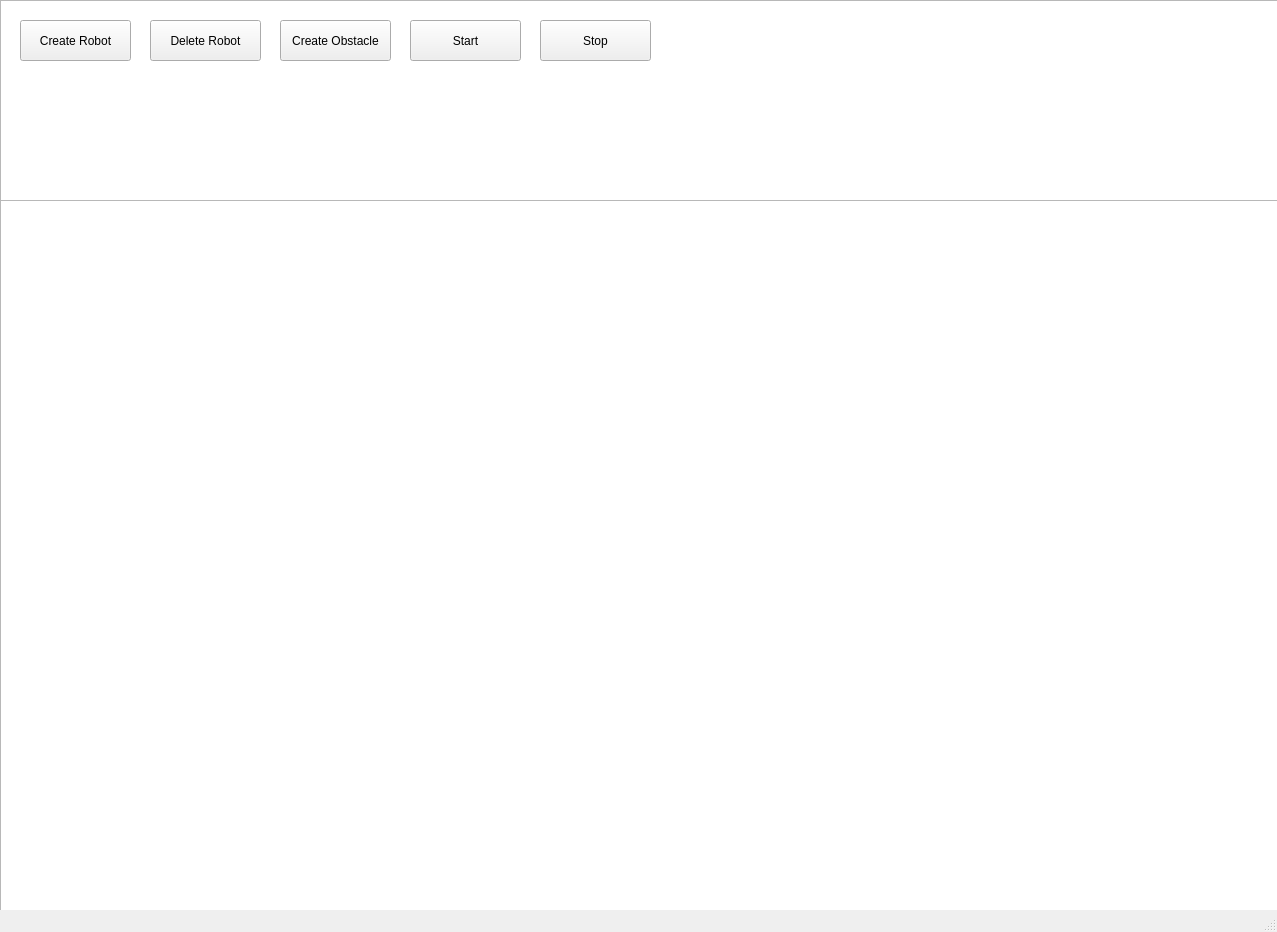
Old version of the form mainwindow.ui in the repository ErrFor/ICP.
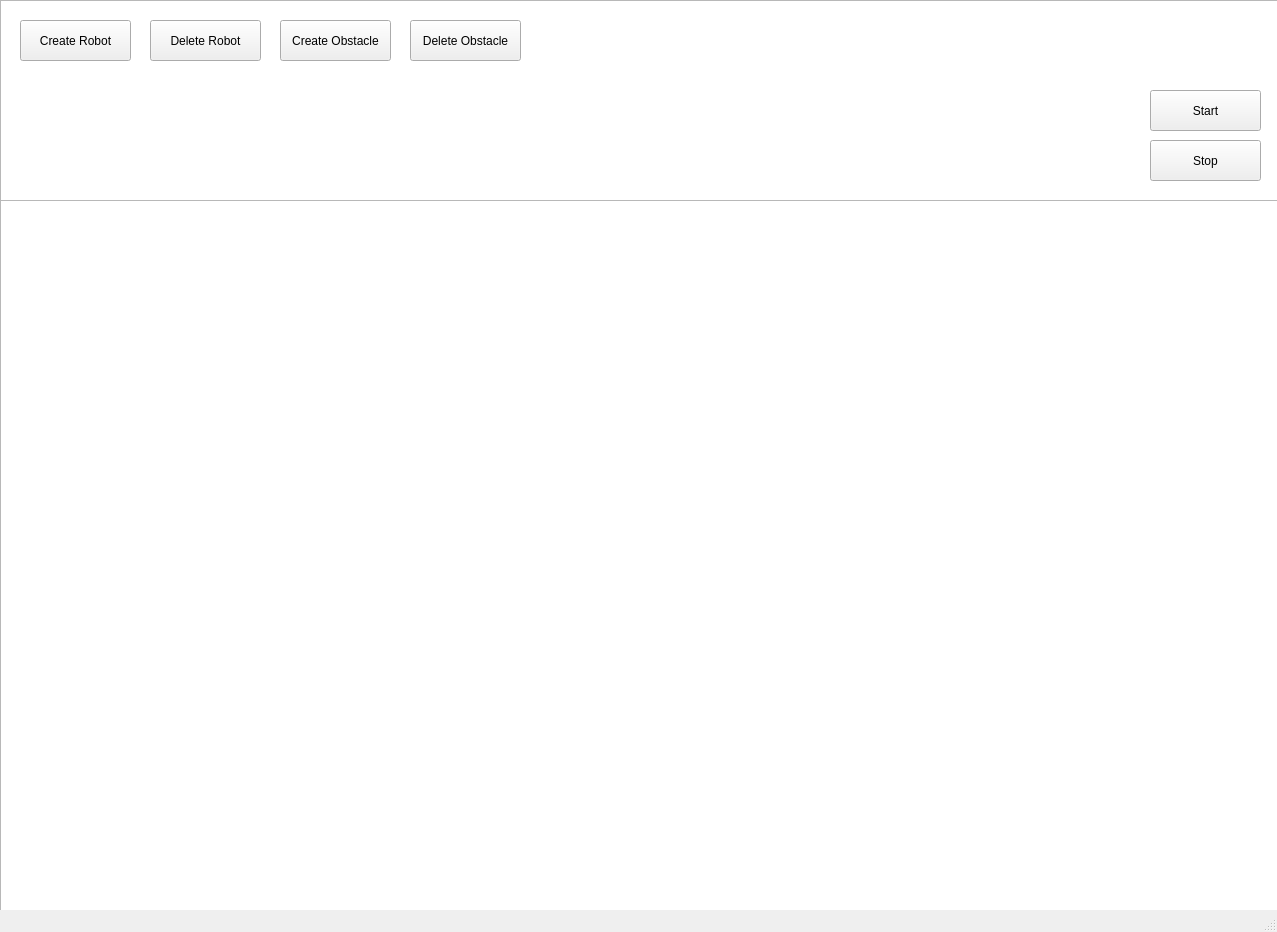
New version of the form.

Commit message: obstacle logic implemented

The edit to the form file:
```diff
--- a/mainwindow.ui
+++ b/mainwindow.ui
@@ -14,7 +14,7 @@
    <string>MainWindow</string>
   </property>
   <widget class="QWidget" name="centralwidget">
-   <widget class="QGraphicsView" name="graphicsView">
+   <widget class="QGraphicsView" name="Buttons">
     <property name="geometry">
      <rect>
       <x>0</x>
@@ -66,8 +66,8 @@
    <widget class="QPushButton" name="pushButton_4">
     <property name="geometry">
      <rect>
-      <x>410</x>
-      <y>20</y>
+      <x>1150</x>
+      <y>90</y>
       <width>111</width>
       <height>41</height>
      </rect>
@@ -82,8 +82,8 @@
    <widget class="QPushButton" name="pushButton_5">
     <property name="geometry">
      <rect>
-      <x>540</x>
-      <y>20</y>
+      <x>1150</x>
+      <y>140</y>
       <width>111</width>
       <height>41</height>
      </rect>
@@ -102,6 +102,19 @@
      </rect>
     </property>
    </widget>
+   <widget class="QPushButton" name="deleteObstacle">
+    <property name="geometry">
+     <rect>
+      <x>410</x>
+      <y>20</y>
+      <width>111</width>
+      <height>41</height>
+     </rect>
+    </property>
+    <property name="text">
+     <string>Delete Obstacle</string>
+    </property>
+   </widget>
   </widget>
   <widget class="QMenuBar" name="menubar">
    <property name="geometry">
```
Left out of the diff: 6 changed lines with no effect on the pictures. The commit also changes 8 other files.
